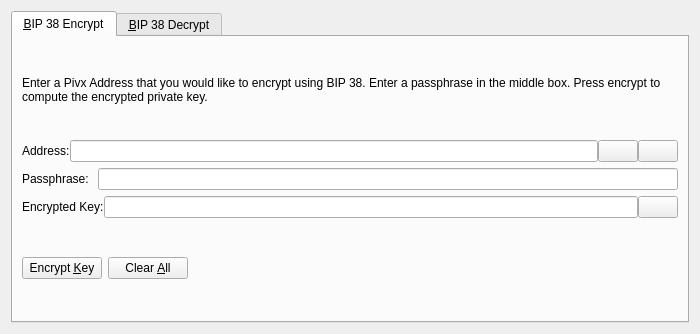
This is src/qt/forms/bip38tooldialog.ui in 1776Token/1776 as Qt 5 draws it before an edit. The edited form follows.
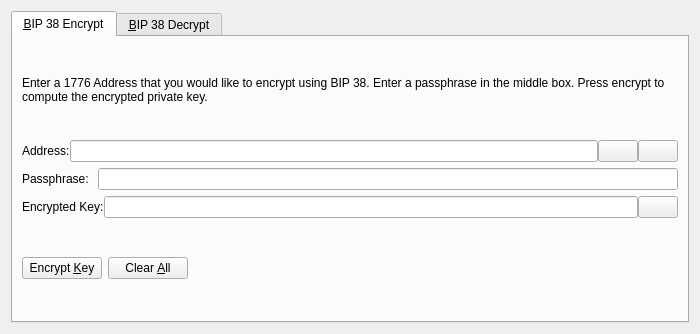
This is the edited form. The open tabs and pages were chosen to show the change. Icons and pictures are not drawn. Custom widgets are drawn as their Qt base class.

Patch:
```diff
--- a/src/qt/forms/bip38tooldialog.ui
+++ b/src/qt/forms/bip38tooldialog.ui
@@ -30,7 +30,7 @@
        <item>
         <widget class="QLabel" name="infoLabel_ENC">
          <property name="text">
-          <string>Enter a Pivx Address that you would like to encrypt using BIP 38. Enter a passphrase in the middle box. Press encrypt to compute the encrypted private key.</string>
+          <string>Enter a 1776 Address that you would like to encrypt using BIP 38. Enter a passphrase in the middle box. Press encrypt to compute the encrypted private key.</string>
          </property>
          <property name="textFormat">
           <enum>Qt::PlainText</enum>
```
Left out of the diff: 24 changed lines with no effect on the pictures.
